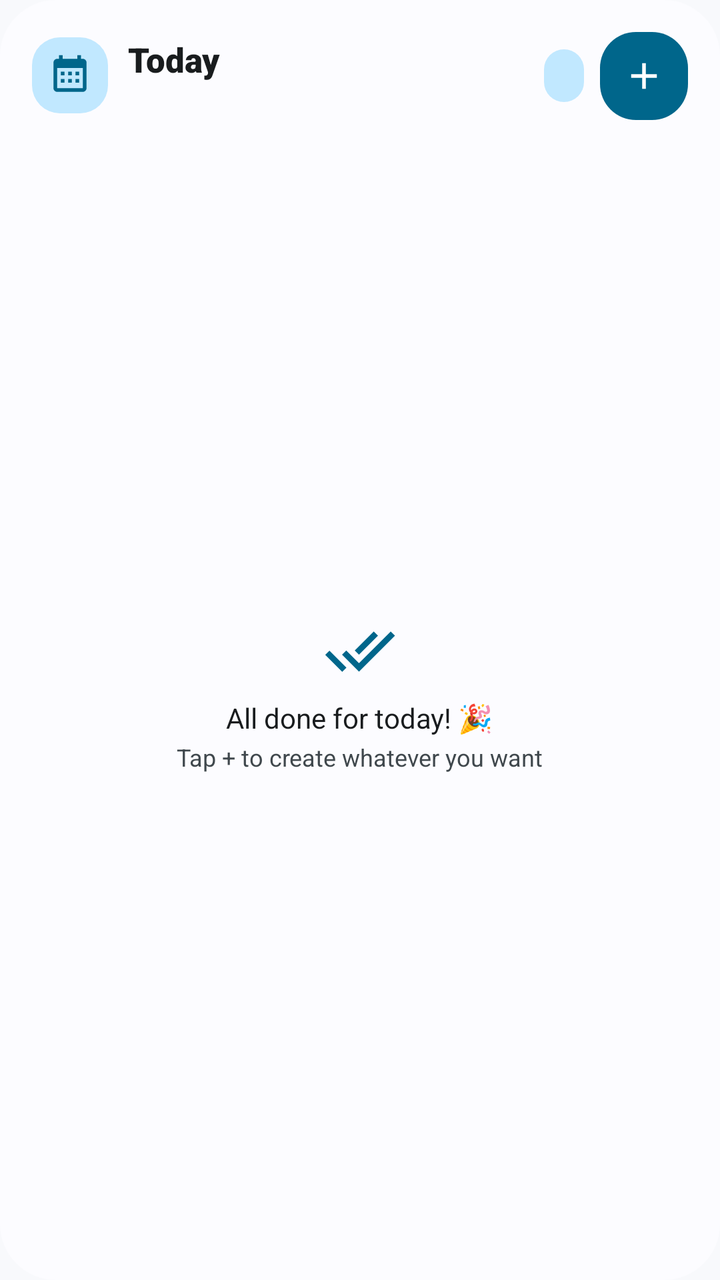
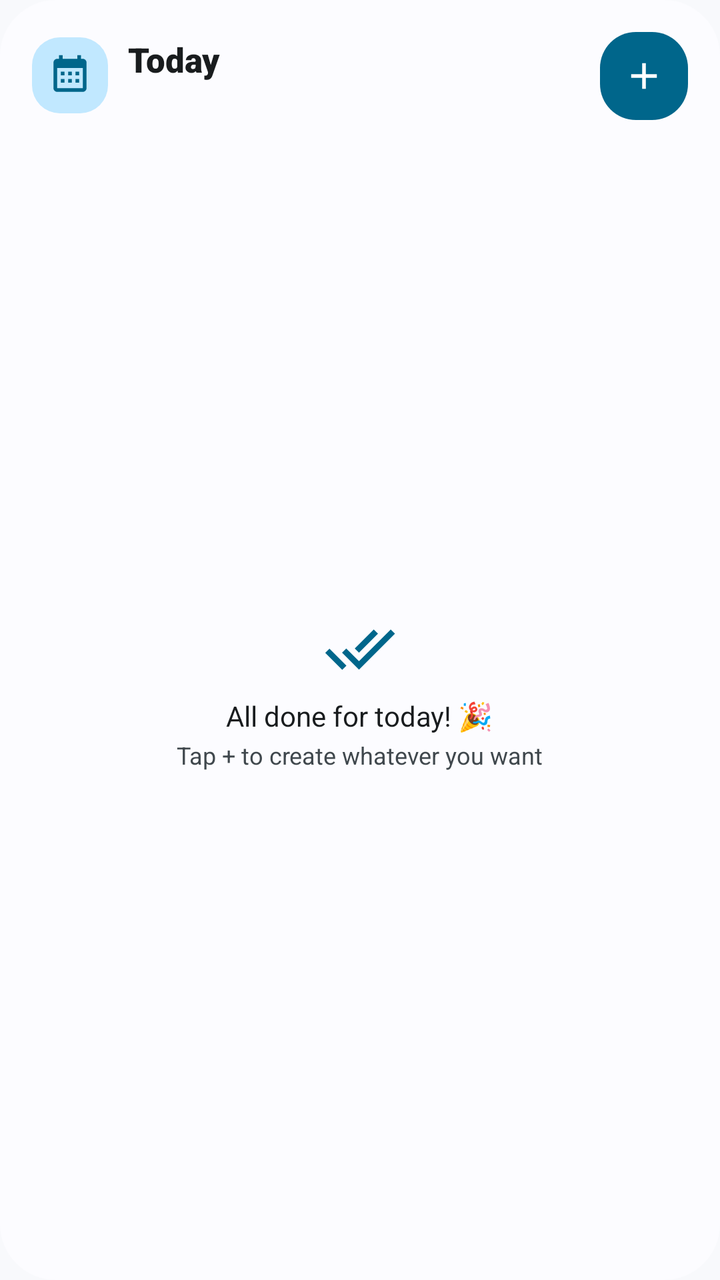

Compare the two renders of this Android layout. The source of the first and the diff that turns it into the second are given below.
<!-- AndroidManifest.xml: application theme Theme.FlowTask -->
<!-- res/layout/widget_today.xml -->
<?xml version="1.0" encoding="utf-8"?>
<LinearLayout xmlns:android="http://schemas.android.com/apk/res/android"
    android:id="@android:id/background"
    android:layout_width="match_parent"
    android:layout_height="match_parent"
    android:background="@drawable/widget_background"
    android:orientation="vertical"
    android:padding="16dp">

    
    <LinearLayout
        android:layout_width="match_parent"
        android:layout_height="wrap_content"
        android:gravity="center_vertical"
        android:orientation="horizontal">

        
        <LinearLayout
            android:id="@+id/widget_header"
            android:layout_width="0dp"
            android:layout_height="wrap_content"
            android:layout_weight="1"
            android:gravity="center_vertical"
            android:orientation="horizontal">

            
            <ImageView
                android:id="@+id/widget_icon"
                android:layout_width="38dp"
                android:layout_height="38dp"
                android:background="@drawable/widget_icon_container"
                android:contentDescription="@null"
                android:padding="8dp"
                android:src="@drawable/ic_widget_calendar" />

            
            <LinearLayout
                android:layout_width="0dp"
                android:layout_height="wrap_content"
                android:layout_marginStart="10dp"
                android:layout_weight="1"
                android:orientation="vertical">

                <TextView
                    android:id="@+id/widget_title"
                    android:layout_width="wrap_content"
                    android:layout_height="wrap_content"
                    android:fontFamily="sans-serif-black"
                    android:text="@string/widget_today_title"
                    android:textColor="@color/widget_text_primary"
                    android:textSize="17sp" />

                <TextView
                    android:id="@+id/widget_date"
                    android:layout_width="wrap_content"
                    android:layout_height="wrap_content"
                    android:fontFamily="sans-serif-medium"
                    android:textColor="@color/widget_text_secondary"
                    android:textSize="12sp" />
            </LinearLayout>

            
            <TextView
                android:id="@+id/widget_count_badge"
                android:layout_width="wrap_content"
                android:layout_height="wrap_content"
                android:background="@drawable/widget_pill_badge"
                android:fontFamily="sans-serif-bold"
                android:paddingHorizontal="10dp"
                android:paddingVertical="5dp"
                android:textColor="@color/widget_on_accent_container"
                android:textSize="12sp" />
        </LinearLayout>

        
        <ImageButton
            android:id="@+id/widget_button_create"
            android:layout_width="44dp"
            android:layout_height="44dp"
            android:layout_marginStart="8dp"
            android:background="@drawable/widget_button_accent"
            android:contentDescription="@string/widget_create_task"
            android:padding="11dp"
            android:scaleType="fitCenter"
            android:src="@drawable/ic_widget_add" />
    </LinearLayout>

    
    <FrameLayout
        android:layout_width="match_parent"
        android:layout_height="0dp"
        android:layout_marginTop="10dp"
        android:layout_weight="1">

        
        <ListView
            android:id="@+id/widget_task_list"
            android:layout_width="match_parent"
            android:layout_height="match_parent"
            android:divider="@null"
            android:dividerHeight="6dp"
            android:scrollbars="none" />

        
        <LinearLayout
            android:id="@+id/widget_empty_view"
            android:layout_width="match_parent"
            android:layout_height="match_parent"
            android:gravity="center"
            android:orientation="vertical"
            android:padding="12dp">

            <ImageView
                android:layout_width="36dp"
                android:layout_height="36dp"
                android:contentDescription="@null"
                android:src="@drawable/ic_widget_done_all" />

            <TextView
                android:id="@+id/widget_empty_title"
                android:layout_width="wrap_content"
                android:layout_height="wrap_content"
                android:layout_marginTop="6dp"
                android:fontFamily="sans-serif-bold"
                android:text="@string/widget_empty_title"
                android:textColor="@color/widget_text_primary"
                android:textSize="14sp" />

            <TextView
                android:id="@+id/widget_empty_subtitle"
                android:layout_width="wrap_content"
                android:layout_height="wrap_content"
                android:layout_marginTop="2dp"
                android:fontFamily="sans-serif"
                android:text="@string/widget_empty_subtitle"
                android:textColor="@color/widget_text_secondary"
                android:textSize="12sp" />
        </LinearLayout>
    </FrameLayout>
</LinearLayout>
<!-- resources referenced by this layout -->
<resources>
  <color name="widget_on_accent_container">#0D483E</color>
  <color name="widget_text_primary">#191C20</color>
  <color name="widget_text_secondary">#43474E</color>
  <!-- drawable ic_widget_add (drawable) -->
  <vector xmlns:android="http://schemas.android.com/apk/res/android"
      android:width="24dp"
      android:height="24dp"
      android:viewportWidth="24"
      android:viewportHeight="24">
      <path
          android:fillColor="@color/widget_on_accent"
          android:pathData="M19,13h-6v6h-2v-6H5v-2h6V5h2v6h6v2z" />
  </vector>
  <!-- drawable ic_widget_calendar (drawable) -->
  <vector xmlns:android="http://schemas.android.com/apk/res/android"
      android:width="24dp"
      android:height="24dp"
      android:viewportWidth="24"
      android:viewportHeight="24">
      <path
          android:fillColor="@color/widget_accent"
          android:pathData="M19,3h-1V1h-2v2H8V1H6v2H5C3.89,3 3.01,3.9 3.01,5L3,19c0,1.1 0.89,2 2,2h14c1.1,0 2,-0.9 2,-2V5C21,3.9 20.1,3 19,3zM19,19H5V8h14V19zM9,10H7v2h2V10zM13,10h-2v2h2V10zM17,10h-2v2h2V10zM9,14H7v2h2V14zM13,14h-2v2h2V14zM17,14h-2v2h2V14z" />
  </vector>
  <!-- drawable ic_widget_done_all (drawable) -->
  <vector xmlns:android="http://schemas.android.com/apk/res/android"
      android:width="36dp"
      android:height="36dp"
      android:viewportWidth="24"
      android:viewportHeight="24">
      <path
          android:fillColor="@color/widget_accent"
          android:pathData="M18,7l-1.41,-1.41 -6.34,6.34 1.41,1.41L18,7zM22.24,5.59L11.66,16.17l-4.24,-4.24 -1.41,1.41 5.66,5.66L23.66,7l-1.42,-1.41zM0.41,13.41L6.07,19.07l1.41,-1.41L1.82,12 0.41,13.41z" />
  </vector>
  <!-- drawable widget_background (drawable) -->
  <?xml version="1.0" encoding="utf-8"?>
  <shape xmlns:android="http://schemas.android.com/apk/res/android"
      android:shape="rectangle">
      <solid android:color="@color/widget_background" />
      <corners android:radius="28dp" />
  </shape>
  <!-- drawable widget_button_accent (drawable) -->
  <?xml version="1.0" encoding="utf-8"?>
  <shape xmlns:android="http://schemas.android.com/apk/res/android"
      android:shape="rectangle">
      <solid android:color="@color/widget_accent" />
      <corners android:radius="18dp" />
  </shape>
  <!-- drawable widget_icon_container (drawable) -->
  <?xml version="1.0" encoding="utf-8"?>
  <shape xmlns:android="http://schemas.android.com/apk/res/android"
      android:shape="rectangle">
      <solid android:color="@color/widget_accent_container" />
      <corners android:radius="14dp" />
  </shape>
  <!-- drawable widget_pill_badge (drawable) -->
  <?xml version="1.0" encoding="utf-8"?>
  <shape xmlns:android="http://schemas.android.com/apk/res/android"
      android:shape="rectangle">
      <solid android:color="@color/widget_accent_container" />
      <corners android:radius="12dp" />
  </shape>
  <string name="widget_create_task">Create</string>
  <string name="widget_empty_subtitle">Tap + to create whatever you want</string>
  <string name="widget_empty_title">All done for today! 🎉</string>
  <string name="widget_today_title">Today</string>
  <style name="Theme.FlowTask" parent="android:Theme.Material.Light.NoActionBar">
          <item name="android:statusBarColor">@android:color/transparent</item>
          <item name="android:navigationBarColor">@android:color/transparent</item>
          <item name="android:windowBackground">#F8F9FC</item>
      </style>
  <color name="widget_on_accent">#FFFFFF</color>
  <color name="widget_accent">#1D7868</color>
  <color name="widget_background">#F8F9FC</color>
  <color name="widget_accent_container">#D8ECE7</color>
</resources>

<!-- the commit's change to res/layout/widget_today.xml (unified diff, before → after) -->
@@ -50,26 +50,17 @@
                     android:textColor="@color/widget_text_primary"
                     android:textSize="17sp" />
 
+                
                 <TextView
                     android:id="@+id/widget_date"
                     android:layout_width="wrap_content"
                     android:layout_height="wrap_content"
+                    android:ellipsize="end"
                     android:fontFamily="sans-serif-medium"
+                    android:maxLines="1"
                     android:textColor="@color/widget_text_secondary"
                     android:textSize="12sp" />
             </LinearLayout>
-
-            
-            <TextView
-                android:id="@+id/widget_count_badge"
-                android:layout_width="wrap_content"
-                android:layout_height="wrap_content"
-                android:background="@drawable/widget_pill_badge"
-                android:fontFamily="sans-serif-bold"
-                android:paddingHorizontal="10dp"
-                android:paddingVertical="5dp"
-                android:textColor="@color/widget_on_accent_container"
-                android:textSize="12sp" />
         </LinearLayout>
 
         
@@ -86,10 +77,26 @@
     </LinearLayout>
 
     
+    <LinearLayout
+        android:id="@+id/widget_layer_scroll_container"
+        android:layout_width="match_parent"
+        android:layout_height="wrap_content"
+        android:layout_marginTop="8dp"
+        android:orientation="horizontal"
+        android:visibility="gone">
+
+        <LinearLayout
+            android:id="@+id/widget_layer_pills_container"
+            android:layout_width="wrap_content"
+            android:layout_height="wrap_content"
+            android:orientation="horizontal" />
+    </LinearLayout>
+
+    
     <FrameLayout
         android:layout_width="match_parent"
         android:layout_height="0dp"
-        android:layout_marginTop="10dp"
+        android:layout_marginTop="8dp"
         android:layout_weight="1">
 
         
<!-- resource entries referenced after the edit -->
@@ -1,6 +1,5 @@
 <!-- resources referenced by this layout -->
 <resources>
-  <color name="widget_on_accent_container">#0D483E</color>
   <color name="widget_text_primary">#191C20</color>
   <color name="widget_text_secondary">#43474E</color>
   <!-- drawable ic_widget_add (drawable) -->
@@ -54,13 +53,6 @@
       <solid android:color="@color/widget_accent_container" />
       <corners android:radius="14dp" />
   </shape>
-  <!-- drawable widget_pill_badge (drawable) -->
-  <?xml version="1.0" encoding="utf-8"?>
-  <shape xmlns:android="http://schemas.android.com/apk/res/android"
-      android:shape="rectangle">
-      <solid android:color="@color/widget_accent_container" />
-      <corners android:radius="12dp" />
-  </shape>
   <string name="widget_create_task">Create</string>
   <string name="widget_empty_subtitle">Tap + to create whatever you want</string>
   <string name="widget_empty_title">All done for today! 🎉</string>
